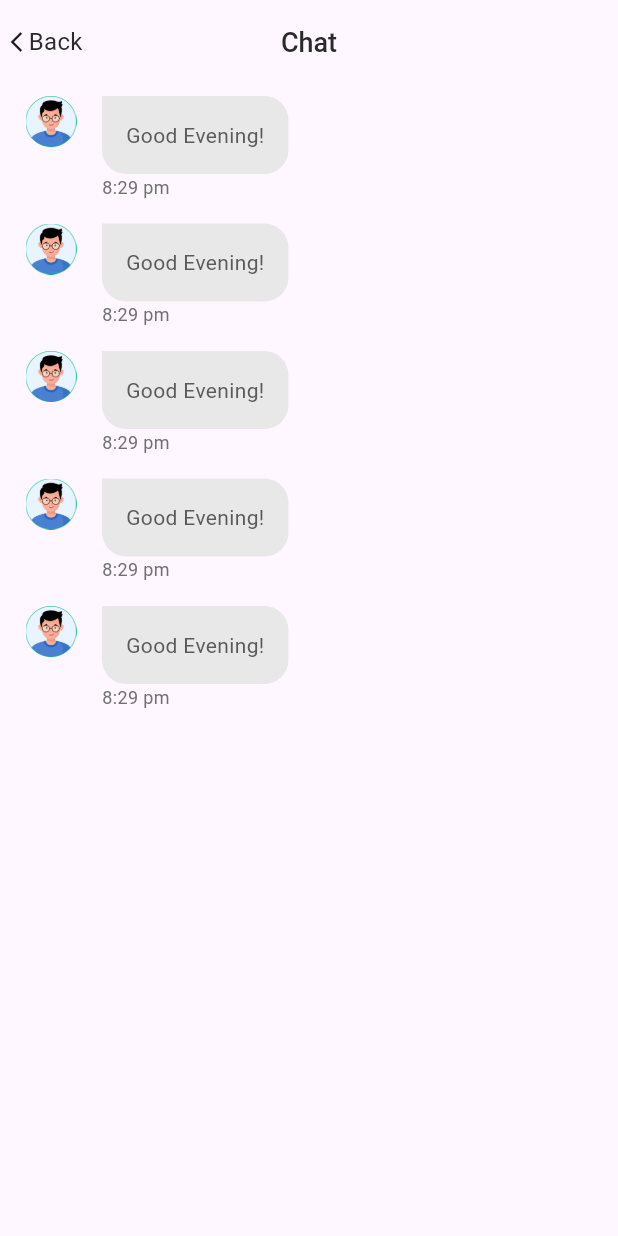
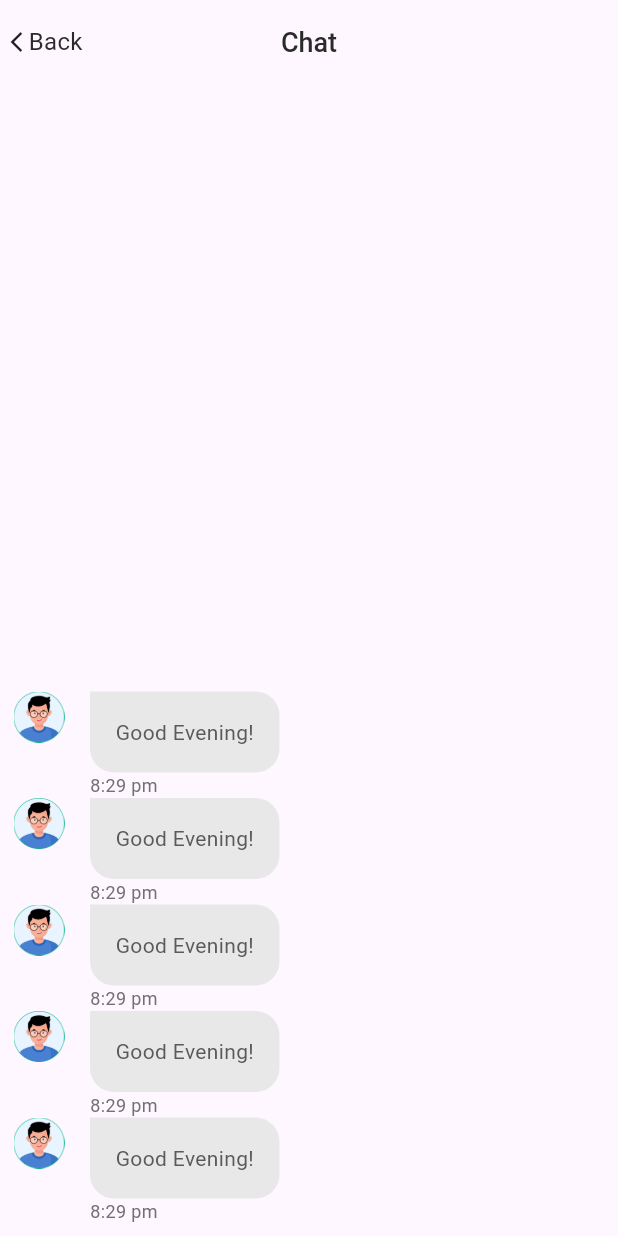
Before and after one commit to tech-cell-eg/round-2-Ride-Share-mobile-app, a Flutter app: the ChatScreen screen opened by its route, on a phone screen of 412 x 824 dp. Run offline on Flutter 3.47's test engine with Material 3 defaults, Android fonts, the phone set to English and light mode, and no system bars; our stand-ins replace flutter_svg, font_awesome_flutter; missing offline and left inert: yandex_maps_mapkit_lite.

Commit message:
Refactor ChatScreenBody to include SendMessageBox; enhance MessageListViewItem with additional parameters for improved message display

```diff
--- a/lib/features/chat/presentation/views/widgets/chat_screen_body.dart
+++ b/lib/features/chat/presentation/views/widgets/chat_screen_body.dart
@@ -1,20 +1,19 @@
 import 'package:flutter/material.dart';
 import 'message_list_view.dart';
 import 'message_list_view_item.dart';
+import 'send_message_box.dart';
 
 class ChatScreenBody extends StatelessWidget {
   const ChatScreenBody({super.key});
 
   @override
   Widget build(BuildContext context) {
-    return Column(
+    return const Column(
       children: [
-        const Expanded(
+        Expanded(
           child: MessageListView(),
         ),
-        Container(
-          width: double.infinity,
-        ),
+        SendMessageBox(),
       ],
     );
   }
--- a/lib/features/chat/presentation/views/widgets/message_list_view.dart
+++ b/lib/features/chat/presentation/views/widgets/message_list_view.dart
@@ -10,8 +10,14 @@ class MessageListView extends StatelessWidget {
   @override
   Widget build(BuildContext context) {
     return ListView.builder(
+      padding: const EdgeInsets.all(8),
+      reverse: true,
       itemCount: 5,
-      itemBuilder: (context, index) => const MessageListViewItem(),
+      itemBuilder: (context, index) => const MessageListViewItem(
+        isOther: true,
+        isFirstMessage: true,
+        isLastMessage: true,
+      ),
     );
   }
 }
--- a/lib/features/chat/presentation/views/widgets/message_list_view_item.dart
+++ b/lib/features/chat/presentation/views/widgets/message_list_view_item.dart
@@ -3,32 +3,32 @@ import 'package:flutter/material.dart';
 import '../../../../../core/constants/app_constants.dart';
 import '../../../../../core/constants/generated/images.dart';
 
-class MessageListViewItem extends StatefulWidget {
+class MessageListViewItem extends StatelessWidget {
   const MessageListViewItem({
     super.key,
+    required this.isOther,
+    required this.isFirstMessage,
+    required this.isLastMessage,
   });
-
-  @override
-  State<MessageListViewItem> createState() => _MessageListViewItemState();
-}
-
-class _MessageListViewItemState extends State<MessageListViewItem> {
-  bool isOther = false;
-  bool isFirstMessage = true;
-  bool isLastMessage = true;
+  final bool isOther;
+  final bool isFirstMessage;
+  final bool isLastMessage;
 
   @override
   Widget build(BuildContext context) {
-    return Padding(
-      padding: const EdgeInsets.symmetric(
-        horizontal: defaultHorizontalPadding,
-        vertical: 8,
+    return Align(
+      alignment: isOther
+          ? AlignmentDirectional.centerStart
+          : AlignmentDirectional.centerEnd,
+      child: Container(
+        constraints: BoxConstraints(
+          maxWidth: MediaQuery.of(context).size.width * 0.45,
         ),
         child: Row(
           crossAxisAlignment: CrossAxisAlignment.start,
           children: [
             Visibility(
-            visible: isFirstMessage,
+              visible: isOther && isFirstMessage,
               maintainSize: true,
               maintainAnimation: true,
               maintainState: true,
@@ -43,12 +43,25 @@ class _MessageListViewItemState extends State<MessageListViewItem> {
               crossAxisAlignment: CrossAxisAlignment.start,
               children: [
                 Container(
-                decoration: const BoxDecoration(
-                  color: Color(0xffE8E8E8),
+                  decoration: ShapeDecoration(
+                    color: isOther
+                        ? const Color(0xffE8E8E8)
+                        : const Color(0xFFE2F5ED),
+                    shape: RoundedRectangleBorder(
+                      side: BorderSide(
+                        width: 1,
+                        color: isOther
+                            ? Colors.transparent
+                            : const Color(0xFF08B783),
+                      ),
                       borderRadius: BorderRadiusDirectional.only(
-                    topEnd: Radius.circular(16),
-                    bottomEnd: Radius.circular(16),
-                    bottomStart: Radius.circular(16),
+                        topEnd:
+                            isOther ? const Radius.circular(16) : Radius.zero,
+                        topStart:
+                            isOther ? Radius.zero : const Radius.circular(16),
+                        bottomEnd: const Radius.circular(16),
+                        bottomStart: const Radius.circular(16),
+                      ),
                     ),
                   ),
                   child: const Padding(
@@ -75,6 +88,7 @@ class _MessageListViewItemState extends State<MessageListViewItem> {
             ),
           ],
         ),
+      ),
     );
   }
 }
--- /dev/null
+++ b/lib/features/chat/presentation/views/widgets/send_message_box.dart
@@ -0,0 +1,14 @@
+import 'package:flutter/material.dart';
+
+class SendMessageBox extends StatelessWidget {
+  const SendMessageBox({
+    super.key,
+  });
+
+  @override
+  Widget build(BuildContext context) {
+    return Container(
+      width: double.infinity,
+    );
+  }
+}
```
Lines whose indentation alone changed are shown as unchanged.
